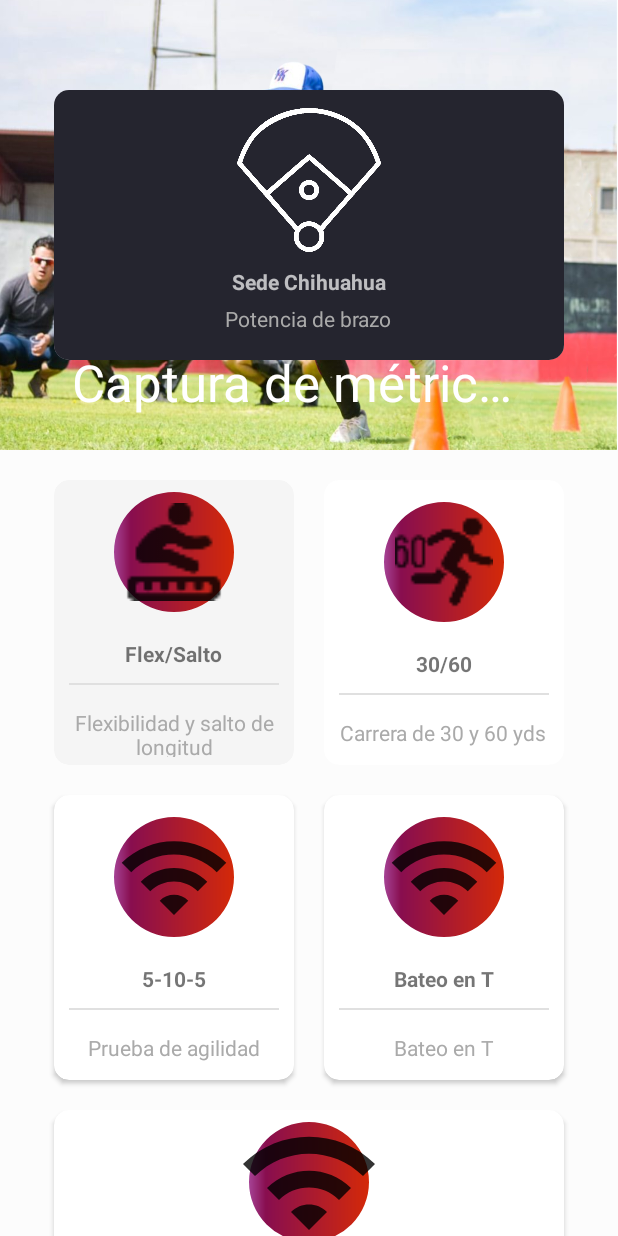
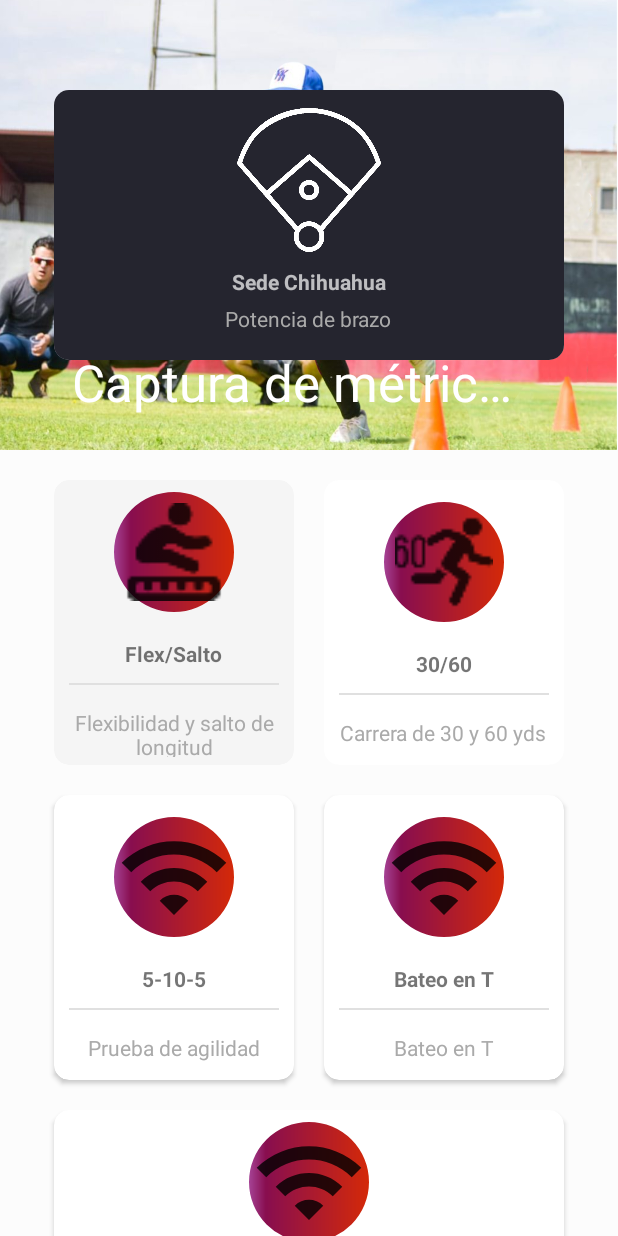
Before and after one commit to Omnaya21/probeis, an Android app: the CaptureActivity screen opened directly, with no data from a screen before it, on a phone screen of 412 x 824 dp. Run offline under Robolectric (Android 15) with nearby library versions, the phone set to English and light mode, and no system bars.

Commit message:
Capture screen changes

```diff
--- a/app/src/main/res/layout/activity_capture.xml
+++ b/app/src/main/res/layout/activity_capture.xml
@@ -315,7 +315,8 @@
                     android:layout_margin="10dp"
                     android:clickable="true"
                     android:foreground="?android:attr/selectableItemBackground"
-                    app:cardCornerRadius="10dp">
+                    app:cardCornerRadius="10dp"
+                    android:focusable="true">
 
                     <LinearLayout
                         android:layout_width="match_parent"
@@ -327,7 +328,7 @@
                             android:layout_width="96dp"
                             android:layout_height="96dp"
                             android:background="@drawable/circlebackgroundpurple"
-                            android:padding="0dp"
+                            android:padding="10dp"
                             android:src="@drawable/ic_wifi_black_24dp" />
 
                         <TextView
```
